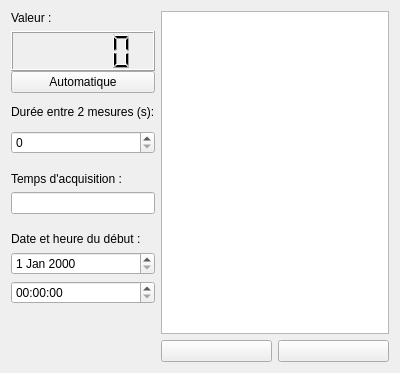
This is src/F_Sonde.ui in lna44700/gexao51 as Qt 5 draws it before an edit. The edited form follows.
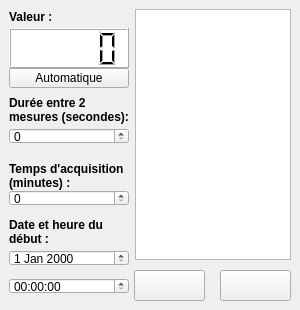
This is the edited form.

Diff of the .ui file:
```diff
--- a/src/F_Sonde.ui
+++ b/src/F_Sonde.ui
@@ -6,20 +6,20 @@
    <rect>
     <x>0</x>
     <y>0</y>
-    <width>400</width>
-    <height>373</height>
+    <width>300</width>
+    <height>310</height>
    </rect>
   </property>
   <property name="minimumSize">
    <size>
-    <width>400</width>
-    <height>373</height>
+    <width>300</width>
+    <height>310</height>
    </size>
   </property>
   <property name="maximumSize">
    <size>
-    <width>9999</width>
-    <height>9999</height>
+    <width>300</width>
+    <height>310</height>
    </size>
   </property>
   <property name="baseSize">
@@ -31,18 +31,65 @@
   <property name="windowTitle">
    <string>Acquisition</string>
   </property>
-  <layout class="QGridLayout" name="gridLayout">
-   <item row="1" column="0">
+  <widget class="QLabel" name="Lb_Valeur">
+   <property name="geometry">
+    <rect>
+     <x>9</x>
+     <y>9</y>
+     <width>42</width>
+     <height>16</height>
+    </rect>
+   </property>
+   <property name="sizePolicy">
+    <sizepolicy hsizetype="Fixed" vsizetype="Fixed">
+     <horstretch>0</horstretch>
+     <verstretch>0</verstretch>
+    </sizepolicy>
+   </property>
+   <property name="font">
+    <font>
+     <weight>75</weight>
+     <bold>true</bold>
+    </font>
+   </property>
+   <property name="styleSheet">
+    <string notr="true">position:fixed;</string>
+   </property>
+   <property name="text">
+    <string>Valeur :</string>
+   </property>
+  </widget>
+  <widget class="QPushButton" name="Bt_Enregistrement">
+   <property name="geometry">
+    <rect>
+     <x>220</x>
+     <y>270</y>
+     <width>71</width>
+     <height>31</height>
+    </rect>
+   </property>
+   <property name="text">
+    <string/>
+   </property>
+  </widget>
     <widget class="QLCDNumber" name="Lcd_Valeur">
+   <property name="geometry">
+    <rect>
+     <x>9</x>
+     <y>28</y>
+     <width>120</width>
+     <height>40</height>
+    </rect>
+   </property>
      <property name="minimumSize">
       <size>
-       <width>130</width>
+     <width>120</width>
        <height>40</height>
       </size>
      </property>
      <property name="maximumSize">
       <size>
-       <width>16777215</width>
+     <width>120</width>
        <height>40</height>
       </size>
      </property>
@@ -64,44 +111,36 @@
        <bold>false</bold>
       </font>
      </property>
-    </widget>
-   </item>
-   <item row="0" column="0">
-    <widget class="QLabel" name="Lb_Valeur">
-     <property name="sizePolicy">
-      <sizepolicy hsizetype="Fixed" vsizetype="Fixed">
-       <horstretch>0</horstretch>
-       <verstretch>0</verstretch>
-      </sizepolicy>
-     </property>
-     <property name="text">
-      <string>Valeur :</string>
-     </property>
-    </widget>
-   </item>
-   <item row="21" column="1">
+   <property name="styleSheet">
+    <string notr="true">position:fixed;
+background-color:white;</string>
+   </property>
+  </widget>
     <widget class="QPushButton" name="Bt_Lancer">
-     <property name="text">
-      <string/>
-     </property>
-    </widget>
-   </item>
-   <item row="21" column="2">
-    <widget class="QPushButton" name="Bt_Enregistrement">
+   <property name="geometry">
+    <rect>
+     <x>134</x>
+     <y>270</y>
+     <width>71</width>
+     <height>31</height>
+    </rect>
+   </property>
      <property name="text">
       <string/>
      </property>
     </widget>
-   </item>
-   <item row="2" column="0">
-    <widget class="QPushButton" name="Bt_ModeAcquisition">
-     <property name="text">
-      <string>Automatique</string>
-     </property>
-    </widget>
-   </item>
-   <item row="0" column="1" rowspan="21" colspan="2">
     <widget class="QTableWidget" name="TbW_Valeurs">
+   <property name="enabled">
+    <bool>true</bool>
+   </property>
+   <property name="geometry">
+    <rect>
+     <x>135</x>
+     <y>9</y>
+     <width>156</width>
+     <height>251</height>
+    </rect>
+   </property>
      <attribute name="horizontalHeaderMinimumSectionSize">
       <number>37</number>
      </attribute>
@@ -109,66 +148,305 @@
       <number>25</number>
      </attribute>
     </widget>
-   </item>
-   <item row="4" column="0">
-    <widget class="QLabel" name="Lb_Intervalle">
-     <property name="sizePolicy">
-      <sizepolicy hsizetype="Fixed" vsizetype="Fixed">
-       <horstretch>0</horstretch>
-       <verstretch>0</verstretch>
-      </sizepolicy>
-     </property>
-     <property name="text">
-      <string>Durée entre 2 mesures (s):</string>
-     </property>
-    </widget>
-   </item>
-   <item row="6" column="0">
-    <widget class="QSpinBox" name="SBx_Intervalle">
-     <property name="sizePolicy">
-      <sizepolicy hsizetype="Minimum" vsizetype="Fixed">
-       <horstretch>0</horstretch>
-       <verstretch>0</verstretch>
-      </sizepolicy>
-     </property>
-    </widget>
-   </item>
-   <item row="15" column="0">
-    <widget class="QTimeEdit" name="TiE_HeureAcquisition"/>
-   </item>
-   <item row="13" column="0">
     <widget class="QLabel" name="Lb_DateHeure">
+   <property name="geometry">
+    <rect>
+     <x>9</x>
+     <y>212</y>
+     <width>120</width>
+     <height>40</height>
+    </rect>
+   </property>
      <property name="sizePolicy">
       <sizepolicy hsizetype="Fixed" vsizetype="Fixed">
        <horstretch>0</horstretch>
        <verstretch>0</verstretch>
       </sizepolicy>
      </property>
+   <property name="minimumSize">
+    <size>
+     <width>120</width>
+     <height>40</height>
+    </size>
+   </property>
+   <property name="maximumSize">
+    <size>
+     <width>120</width>
+     <height>40</height>
+    </size>
+   </property>
+   <property name="baseSize">
+    <size>
+     <width>120</width>
+     <height>40</height>
+    </size>
+   </property>
+   <property name="font">
+    <font>
+     <weight>75</weight>
+     <bold>true</bold>
+    </font>
+   </property>
+   <property name="styleSheet">
+    <string notr="true">position:fixed;</string>
+   </property>
      <property name="text">
       <string>Date et heure du début :</string>
      </property>
-    </widget>
-   </item>
-   <item row="14" column="0">
-    <widget class="QDateEdit" name="DtE_DateAcquisition"/>
-   </item>
-   <item row="9" column="0">
+   <property name="wordWrap">
+    <bool>true</bool>
+   </property>
+  </widget>
+  <widget class="QLabel" name="Lb_Intervalle">
+   <property name="geometry">
+    <rect>
+     <x>9</x>
+     <y>90</y>
+     <width>120</width>
+     <height>40</height>
+    </rect>
+   </property>
+   <property name="sizePolicy">
+    <sizepolicy hsizetype="Fixed" vsizetype="Fixed">
+     <horstretch>0</horstretch>
+     <verstretch>0</verstretch>
+    </sizepolicy>
+   </property>
+   <property name="minimumSize">
+    <size>
+     <width>120</width>
+     <height>40</height>
+    </size>
+   </property>
+   <property name="maximumSize">
+    <size>
+     <width>120</width>
+     <height>40</height>
+    </size>
+   </property>
+   <property name="baseSize">
+    <size>
+     <width>120</width>
+     <height>40</height>
+    </size>
+   </property>
+   <property name="font">
+    <font>
+     <weight>75</weight>
+     <bold>true</bold>
+    </font>
+   </property>
+   <property name="styleSheet">
+    <string notr="true">position:fixed;</string>
+   </property>
+   <property name="text">
+    <string>Durée entre 2 mesures (secondes):</string>
+   </property>
+   <property name="wordWrap">
+    <bool>true</bool>
+   </property>
+  </widget>
+  <widget class="QTimeEdit" name="TiE_HeureAcquisition">
+   <property name="geometry">
+    <rect>
+     <x>9</x>
+     <y>278</y>
+     <width>120</width>
+     <height>16</height>
+    </rect>
+   </property>
+   <property name="minimumSize">
+    <size>
+     <width>120</width>
+     <height>0</height>
+    </size>
+   </property>
+   <property name="maximumSize">
+    <size>
+     <width>120</width>
+     <height>16777215</height>
+    </size>
+   </property>
+   <property name="baseSize">
+    <size>
+     <width>120</width>
+     <height>0</height>
+    </size>
+   </property>
+   <property name="styleSheet">
+    <string notr="true">position:fixed;</string>
+   </property>
+  </widget>
+  <widget class="QPushButton" name="Bt_ModeAcquisition">
+   <property name="geometry">
+    <rect>
+     <x>9</x>
+     <y>68</y>
+     <width>120</width>
+     <height>20</height>
+    </rect>
+   </property>
+   <property name="sizePolicy">
+    <sizepolicy hsizetype="Fixed" vsizetype="Fixed">
+     <horstretch>0</horstretch>
+     <verstretch>0</verstretch>
+    </sizepolicy>
+   </property>
+   <property name="minimumSize">
+    <size>
+     <width>120</width>
+     <height>20</height>
+    </size>
+   </property>
+   <property name="maximumSize">
+    <size>
+     <width>120</width>
+     <height>20</height>
+    </size>
+   </property>
+   <property name="baseSize">
+    <size>
+     <width>120</width>
+     <height>20</height>
+    </size>
+   </property>
+   <property name="styleSheet">
+    <string notr="true">position:fixed;</string>
+   </property>
+   <property name="text">
+    <string>Automatique</string>
+   </property>
+  </widget>
     <widget class="QLabel" name="Lb_TpsAcquisition">
+   <property name="geometry">
+    <rect>
+     <x>9</x>
+     <y>156</y>
+     <width>120</width>
+     <height>40</height>
+    </rect>
+   </property>
      <property name="sizePolicy">
       <sizepolicy hsizetype="Fixed" vsizetype="Fixed">
        <horstretch>0</horstretch>
        <verstretch>0</verstretch>
       </sizepolicy>
      </property>
+   <property name="minimumSize">
+    <size>
+     <width>120</width>
+     <height>40</height>
+    </size>
+   </property>
+   <property name="baseSize">
+    <size>
+     <width>120</width>
+     <height>40</height>
+    </size>
+   </property>
+   <property name="font">
+    <font>
+     <weight>75</weight>
+     <bold>true</bold>
+    </font>
+   </property>
+   <property name="styleSheet">
+    <string notr="true">position:fixed;</string>
+   </property>
      <property name="text">
-      <string>Temps d'acquisition :</string>
-     </property>
-    </widget>
-   </item>
-   <item row="10" column="0">
-    <widget class="QLineEdit" name="LE_TpsAcquisition"/>
-   </item>
-  </layout>
+    <string>Temps d'acquisition (minutes) :</string>
+   </property>
+   <property name="wordWrap">
+    <bool>true</bool>
+   </property>
+  </widget>
+  <widget class="QSpinBox" name="SBx_TempsAcquisition">
+   <property name="geometry">
+    <rect>
+     <x>9</x>
+     <y>190</y>
+     <width>120</width>
+     <height>16</height>
+    </rect>
+   </property>
+   <property name="minimumSize">
+    <size>
+     <width>120</width>
+     <height>0</height>
+    </size>
+   </property>
+   <property name="maximumSize">
+    <size>
+     <width>120</width>
+     <height>16777215</height>
+    </size>
+   </property>
+   <property name="baseSize">
+    <size>
+     <width>120</width>
+     <height>0</height>
+    </size>
+   </property>
+   <property name="styleSheet">
+    <string notr="true">position:fixed;</string>
+   </property>
+  </widget>
+  <widget class="QSpinBox" name="SBx_Intervalle">
+   <property name="geometry">
+    <rect>
+     <x>9</x>
+     <y>128</y>
+     <width>120</width>
+     <height>16</height>
+    </rect>
+   </property>
+   <property name="sizePolicy">
+    <sizepolicy hsizetype="Fixed" vsizetype="Fixed">
+     <horstretch>0</horstretch>
+     <verstretch>0</verstretch>
+    </sizepolicy>
+   </property>
+   <property name="minimumSize">
+    <size>
+     <width>120</width>
+     <height>0</height>
+    </size>
+   </property>
+   <property name="styleSheet">
+    <string notr="true">position:fixed;</string>
+   </property>
+  </widget>
+  <widget class="QDateEdit" name="DtE_DateAcquisition">
+   <property name="geometry">
+    <rect>
+     <x>9</x>
+     <y>250</y>
+     <width>120</width>
+     <height>16</height>
+    </rect>
+   </property>
+   <property name="minimumSize">
+    <size>
+     <width>120</width>
+     <height>0</height>
+    </size>
+   </property>
+   <property name="maximumSize">
+    <size>
+     <width>120</width>
+     <height>16777215</height>
+    </size>
+   </property>
+   <property name="baseSize">
+    <size>
+     <width>120</width>
+     <height>0</height>
+    </size>
+   </property>
+   <property name="styleSheet">
+    <string notr="true">position:fixed;</string>
+   </property>
+  </widget>
  </widget>
  <resources/>
  <connections/>
```
Left out of the diff: 6 changed lines with no effect on the pictures. Lines whose indentation alone changed are shown as unchanged.
